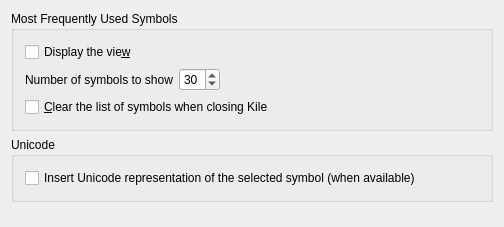
First picture: the form in src/widgets/symbolviewconfigwidget.ui, repository KDE/kile, before the edit.
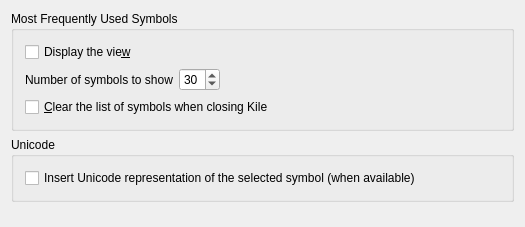
Second picture: the form after the edit.

Diff of the .ui file:
```diff
--- a/src/widgets/symbolviewconfigwidget.ui
+++ b/src/widgets/symbolviewconfigwidget.ui
@@ -6,7 +6,7 @@
    <rect>
     <x>0</x>
     <y>0</y>
-    <width>504</width>
+    <width>525</width>
     <height>227</height>
    </rect>
   </property>
```
